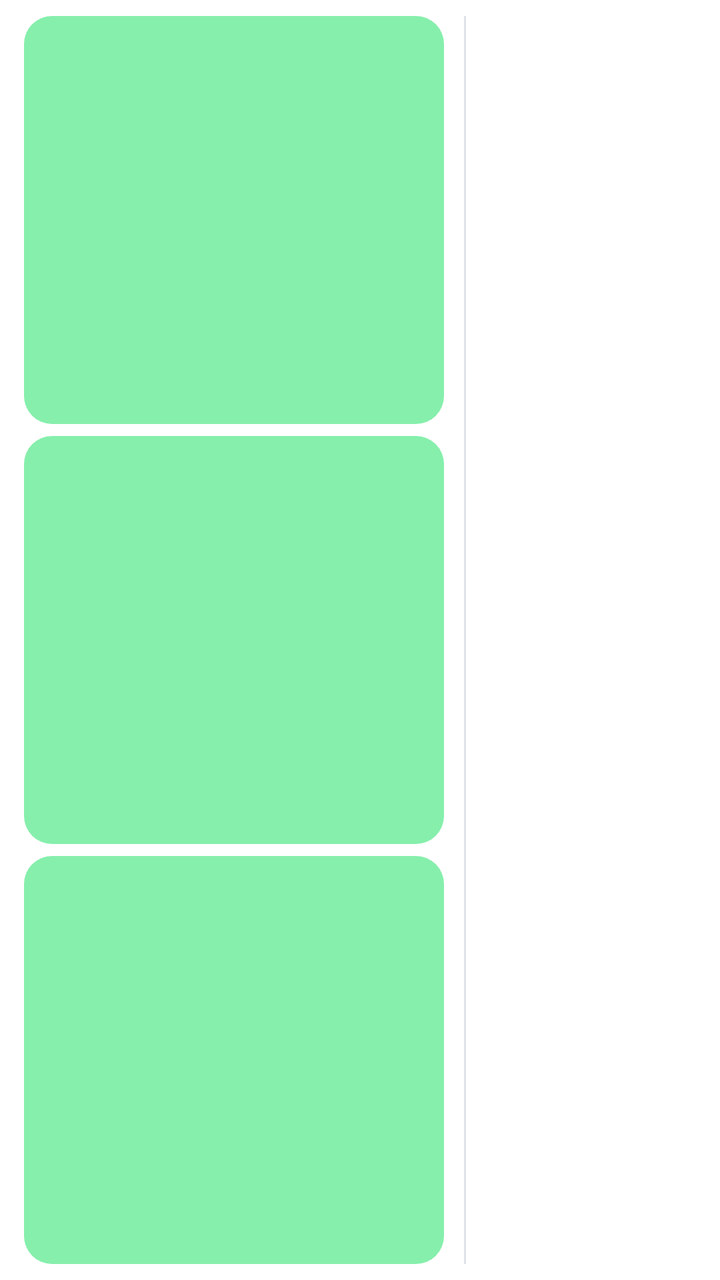
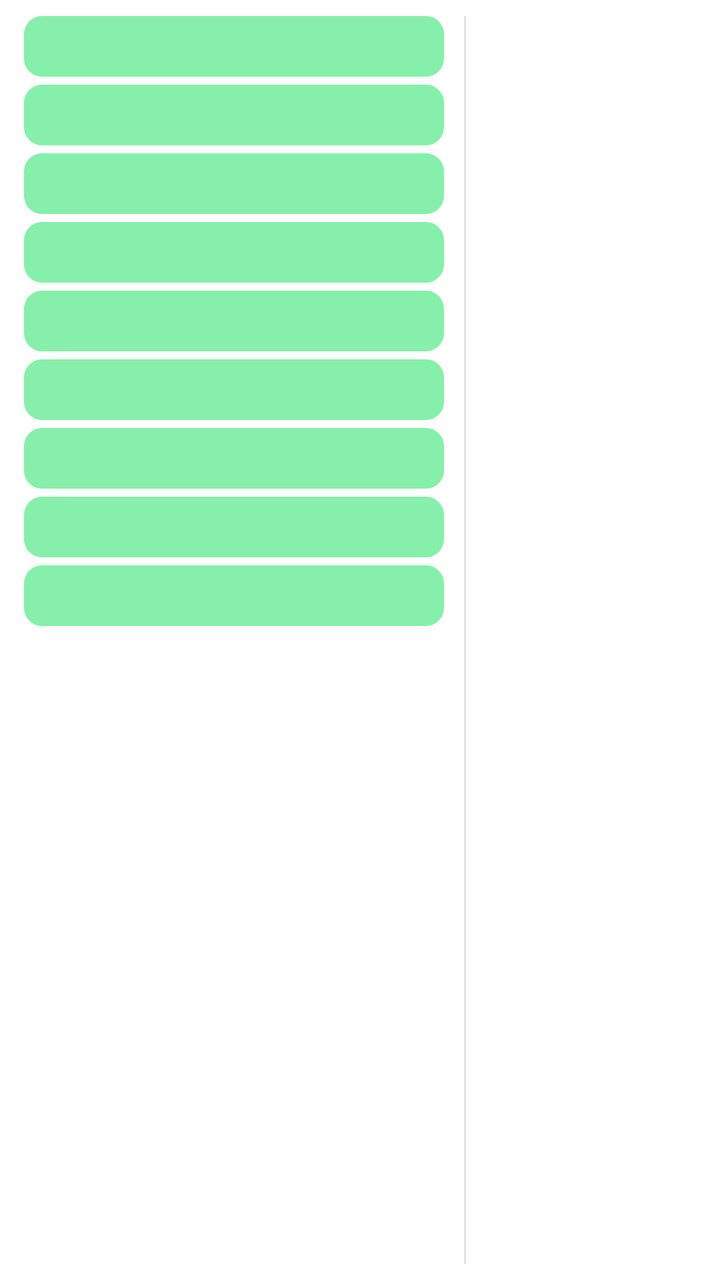

Two renders of the same Android screen: before a commit and after it. Below are the layout's source before the change and the commit's diff.
<!-- AndroidManifest.xml: fallback theme Theme.MaterialComponents.DayNight.NoActionBar -->
<!-- res/layout/bim_widget.xml -->
<?xml version="1.0" encoding="utf-8"?>
<LinearLayout xmlns:android="http://schemas.android.com/apk/res/android"
    android:id="@+id/root"
    android:layout_width="match_parent"
    android:layout_height="match_parent"
    android:background="@drawable/bim_widget_bg"
    android:orientation="horizontal"
    android:paddingStart="12dp"
    android:paddingTop="8dp"
    android:paddingEnd="12dp"
    android:paddingBottom="8dp"
    android:weightSum="6">

    <LinearLayout
        android:layout_width="0dp"
        android:layout_height="match_parent"
        android:layout_weight="4"
        android:orientation="vertical">
        <TextView
            android:id="@+id/t1"
            android:layout_width="match_parent"
            android:layout_height="0dp"
            android:layout_weight="1"
            android:layout_marginTop="0dp"
            android:autoSizeMaxTextSize="22sp"
            android:autoSizeMinTextSize="15sp"
            android:autoSizeStepGranularity="1sp"
            android:autoSizeTextType="uniform"
            android:background="@drawable/bim_w_personnel"
            android:ellipsize="end"
            android:gravity="center_vertical"
            android:maxLines="2"
            android:paddingStart="12dp"
            android:paddingTop="2dp"
            android:paddingEnd="12dp"
            android:paddingBottom="2dp"
            android:textColor="#FF14161B"
            android:textSize="20sp"
            android:textStyle="bold" />
        <TextView
            android:id="@+id/t2"
            android:layout_width="match_parent"
            android:layout_height="0dp"
            android:layout_weight="1"
            android:layout_marginTop="6dp"
            android:autoSizeMaxTextSize="22sp"
            android:autoSizeMinTextSize="15sp"
            android:autoSizeStepGranularity="1sp"
            android:autoSizeTextType="uniform"
            android:background="@drawable/bim_w_personnel"
            android:ellipsize="end"
            android:gravity="center_vertical"
            android:maxLines="2"
            android:paddingStart="12dp"
            android:paddingTop="2dp"
            android:paddingEnd="12dp"
            android:paddingBottom="2dp"
            android:textColor="#FF14161B"
            android:textSize="20sp"
            android:textStyle="bold" />
        <TextView
            android:id="@+id/t3"
            android:layout_width="match_parent"
            android:layout_height="0dp"
            android:layout_weight="1"
            android:layout_marginTop="6dp"
            android:autoSizeMaxTextSize="22sp"
            android:autoSizeMinTextSize="15sp"
            android:autoSizeStepGranularity="1sp"
            android:autoSizeTextType="uniform"
            android:background="@drawable/bim_w_personnel"
            android:ellipsize="end"
            android:gravity="center_vertical"
            android:maxLines="2"
            android:paddingStart="12dp"
            android:paddingTop="2dp"
            android:paddingEnd="12dp"
            android:paddingBottom="2dp"
            android:textColor="#FF14161B"
            android:textSize="20sp"
            android:textStyle="bold" />
    </LinearLayout>

    <FrameLayout
        android:layout_width="1dp"
        android:layout_height="match_parent"
        android:layout_marginStart="10dp"
        android:layout_marginEnd="10dp"
        android:background="@color/bim_widget_line" />

    <LinearLayout
        android:layout_width="0dp"
        android:layout_height="match_parent"
        android:layout_weight="2"
        android:orientation="vertical">
        <TextView
            android:id="@+id/right_title"
            android:layout_width="match_parent"
            android:layout_height="wrap_content"
            android:ellipsize="end"
            android:maxLines="1"
            android:textColor="@color/bim_widget_ink"
            android:textSize="16sp"
            android:textStyle="bold" />
        <TextView
            android:id="@+id/week"
            android:layout_width="match_parent"
            android:layout_height="wrap_content"
            android:ellipsize="end"
            android:maxLines="1"
            android:textColor="@color/bim_widget_sub"
            android:textSize="14sp"
            android:textStyle="bold" />
        <TextView
            android:id="@+id/a1"
            android:layout_width="match_parent"
            android:layout_height="wrap_content"
            android:ellipsize="end"
            android:maxLines="2"
            android:paddingTop="5dp"
            android:textColor="@color/bim_widget_ink"
            android:textSize="17sp" />
        <TextView
            android:id="@+id/a2"
            android:layout_width="match_parent"
            android:layout_height="wrap_content"
            android:ellipsize="end"
            android:maxLines="2"
            android:paddingTop="5dp"
            android:textColor="@color/bim_widget_ink"
            android:textSize="17sp" />
        <TextView
            android:id="@+id/a3"
            android:layout_width="match_parent"
            android:layout_height="wrap_content"
            android:ellipsize="end"
            android:maxLines="2"
            android:paddingTop="5dp"
            android:textColor="@color/bim_widget_ink"
            android:textSize="17sp" />
    </LinearLayout>
</LinearLayout>
<!-- resources referenced by this layout -->
<resources>
  <color name="bim_widget_ink">#FF14161B</color>
  <color name="bim_widget_line">#FFDFE2E8</color>
  <color name="bim_widget_sub">#FF667085</color>
  <!-- drawable bim_w_personnel (drawable) -->
  <?xml version="1.0" encoding="utf-8"?>
  <shape xmlns:android="http://schemas.android.com/apk/res/android" android:shape="rectangle">
      <solid android:color="#FF86EFAC" />
      <corners android:radius="14dp" />
  </shape>
  <!-- drawable bim_widget_bg (drawable) -->
  <?xml version="1.0" encoding="utf-8"?>
  <shape xmlns:android="http://schemas.android.com/apk/res/android" android:shape="rectangle">
      <solid android:color="@color/bim_widget_bg" />
      <corners android:radius="22dp" />
  </shape>
  <color name="bim_widget_bg">#FFFFFFFF</color>
</resources>

<!-- the commit's change to res/layout/bim_widget.xml (unified diff, before → after) -->
@@ -19,65 +19,137 @@
         <TextView
             android:id="@+id/t1"
             android:layout_width="match_parent"
-            android:layout_height="0dp"
-            android:layout_weight="1"
-            android:layout_marginTop="0dp"
-            android:autoSizeMaxTextSize="22sp"
-            android:autoSizeMinTextSize="15sp"
-            android:autoSizeStepGranularity="1sp"
-            android:autoSizeTextType="uniform"
-            android:background="@drawable/bim_w_personnel"
-            android:ellipsize="end"
-            android:gravity="center_vertical"
-            android:maxLines="2"
-            android:paddingStart="12dp"
-            android:paddingTop="2dp"
-            android:paddingEnd="12dp"
-            android:paddingBottom="2dp"
-            android:textColor="#FF14161B"
-            android:textSize="20sp"
+            android:layout_height="wrap_content"
+            android:layout_marginBottom="4dp"
+            android:background="@drawable/bim_w_personnel"
+            android:ellipsize="end"
+            android:maxLines="1"
+            android:paddingStart="10dp"
+            android:paddingTop="5dp"
+            android:paddingEnd="10dp"
+            android:paddingBottom="5dp"
+            android:textColor="#FF14161B"
+            android:textSize="15sp"
             android:textStyle="bold" />
         <TextView
             android:id="@+id/t2"
             android:layout_width="match_parent"
-            android:layout_height="0dp"
-            android:layout_weight="1"
-            android:layout_marginTop="6dp"
-            android:autoSizeMaxTextSize="22sp"
-            android:autoSizeMinTextSize="15sp"
-            android:autoSizeStepGranularity="1sp"
-            android:autoSizeTextType="uniform"
-            android:background="@drawable/bim_w_personnel"
-            android:ellipsize="end"
-            android:gravity="center_vertical"
-            android:maxLines="2"
-            android:paddingStart="12dp"
-            android:paddingTop="2dp"
-            android:paddingEnd="12dp"
-            android:paddingBottom="2dp"
-            android:textColor="#FF14161B"
-            android:textSize="20sp"
+            android:layout_height="wrap_content"
+            android:layout_marginBottom="4dp"
+            android:background="@drawable/bim_w_personnel"
+            android:ellipsize="end"
+            android:maxLines="1"
+            android:paddingStart="10dp"
+            android:paddingTop="5dp"
+            android:paddingEnd="10dp"
+            android:paddingBottom="5dp"
+            android:textColor="#FF14161B"
+            android:textSize="15sp"
             android:textStyle="bold" />
         <TextView
             android:id="@+id/t3"
             android:layout_width="match_parent"
-            android:layout_height="0dp"
-            android:layout_weight="1"
-            android:layout_marginTop="6dp"
-            android:autoSizeMaxTextSize="22sp"
-            android:autoSizeMinTextSize="15sp"
-            android:autoSizeStepGranularity="1sp"
-            android:autoSizeTextType="uniform"
-            android:background="@drawable/bim_w_personnel"
-            android:ellipsize="end"
-            android:gravity="center_vertical"
-            android:maxLines="2"
-            android:paddingStart="12dp"
-            android:paddingTop="2dp"
-            android:paddingEnd="12dp"
-            android:paddingBottom="2dp"
-            android:textColor="#FF14161B"
-            android:textSize="20sp"
+            android:layout_height="wrap_content"
+            android:layout_marginBottom="4dp"
+            android:background="@drawable/bim_w_personnel"
+            android:ellipsize="end"
+            android:maxLines="1"
+            android:paddingStart="10dp"
+            android:paddingTop="5dp"
+            android:paddingEnd="10dp"
+            android:paddingBottom="5dp"
+            android:textColor="#FF14161B"
+            android:textSize="15sp"
+            android:textStyle="bold" />
+        <TextView
+            android:id="@+id/t4"
+            android:layout_width="match_parent"
+            android:layout_height="wrap_content"
+            android:layout_marginBottom="4dp"
+            android:background="@drawable/bim_w_personnel"
+            android:ellipsize="end"
+            android:maxLines="1"
+            android:paddingStart="10dp"
+            android:paddingTop="5dp"
+            android:paddingEnd="10dp"
+            android:paddingBottom="5dp"
+            android:textColor="#FF14161B"
+            android:textSize="15sp"
+            android:textStyle="bold" />
+        <TextView
+            android:id="@+id/t5"
+            android:layout_width="match_parent"
+            android:layout_height="wrap_content"
+            android:layout_marginBottom="4dp"
+            android:background="@drawable/bim_w_personnel"
+            android:ellipsize="end"
+            android:maxLines="1"
+            android:paddingStart="10dp"
+            android:paddingTop="5dp"
+            android:paddingEnd="10dp"
+            android:paddingBottom="5dp"
+            android:textColor="#FF14161B"
+            android:textSize="15sp"
+            android:textStyle="bold" />
+        <TextView
+            android:id="@+id/t6"
+            android:layout_width="match_parent"
+            android:layout_height="wrap_content"
+            android:layout_marginBottom="4dp"
+            android:background="@drawable/bim_w_personnel"
+            android:ellipsize="end"
+            android:maxLines="1"
+            android:paddingStart="10dp"
+            android:paddingTop="5dp"
+            android:paddingEnd="10dp"
+            android:paddingBottom="5dp"
+            android:textColor="#FF14161B"
+            android:textSize="15sp"
+            android:textStyle="bold" />
+        <TextView
+            android:id="@+id/t7"
+            android:layout_width="match_parent"
+            android:layout_height="wrap_content"
+            android:layout_marginBottom="4dp"
+            android:background="@drawable/bim_w_personnel"
+            android:ellipsize="end"
+            android:maxLines="1"
+            android:paddingStart="10dp"
+            android:paddingTop="5dp"
+            android:paddingEnd="10dp"
+            android:paddingBottom="5dp"
+            android:textColor="#FF14161B"
+            android:textSize="15sp"
+            android:textStyle="bold" />
+        <TextView
+            android:id="@+id/t8"
+            android:layout_width="match_parent"
+            android:layout_height="wrap_content"
+            android:layout_marginBottom="4dp"
+            android:background="@drawable/bim_w_personnel"
+            android:ellipsize="end"
+            android:maxLines="1"
+            android:paddingStart="10dp"
+            android:paddingTop="5dp"
+            android:paddingEnd="10dp"
+            android:paddingBottom="5dp"
+            android:textColor="#FF14161B"
+            android:textSize="15sp"
+            android:textStyle="bold" />
+        <TextView
+            android:id="@+id/t9"
+            android:layout_width="match_parent"
+            android:layout_height="wrap_content"
+            android:layout_marginBottom="4dp"
+            android:background="@drawable/bim_w_personnel"
+            android:ellipsize="end"
+            android:maxLines="1"
+            android:paddingStart="10dp"
+            android:paddingTop="5dp"
+            android:paddingEnd="10dp"
+            android:paddingBottom="5dp"
+            android:textColor="#FF14161B"
+            android:textSize="15sp"
             android:textStyle="bold" />
     </LinearLayout>
 
<!-- resource entries referenced after the edit -->
@@ -7,7 +7,7 @@
   <?xml version="1.0" encoding="utf-8"?>
   <shape xmlns:android="http://schemas.android.com/apk/res/android" android:shape="rectangle">
       <solid android:color="#FF86EFAC" />
-      <corners android:radius="14dp" />
+      <corners android:radius="9dp" />
   </shape>
   <!-- drawable bim_widget_bg (drawable) -->
   <?xml version="1.0" encoding="utf-8"?>
